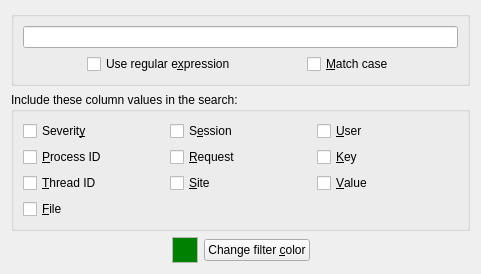
The window that src/filtertab.ui (tableau/tableau-log-viewer) describes before a commit, drawn with Qt 5.
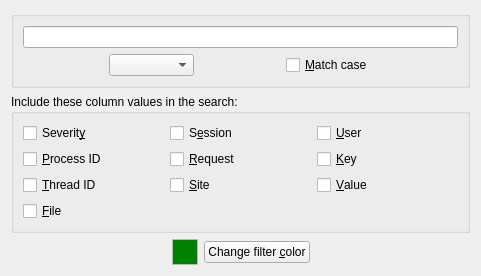
The same window after the commit.

Commit message: New highlight filter modes "Equals", "Starts with", "Ends with"

```diff
--- a/src/filtertab.ui
+++ b/src/filtertab.ui
@@ -45,9 +45,9 @@
          </spacer>
         </item>
         <item>
-         <widget class="QCheckBox" name="checkBoxRegEx">
-          <property name="text">
-           <string>Use regular e&amp;xpression</string>
+         <widget class="QComboBox" name="comboBoxMode">
+          <property name="editable">
+           <bool>false</bool>
           </property>
          </widget>
         </item>
```
The commit also changes 4 other files.
